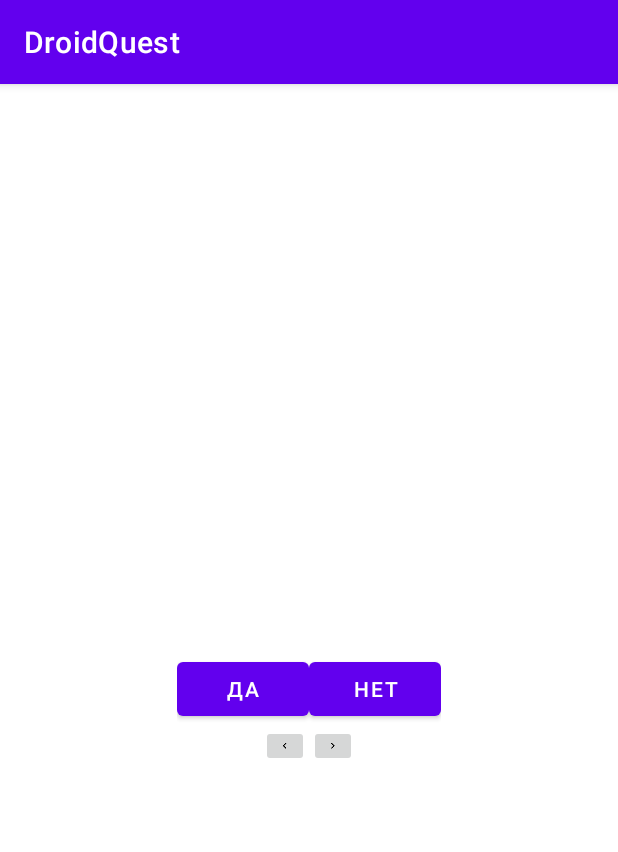
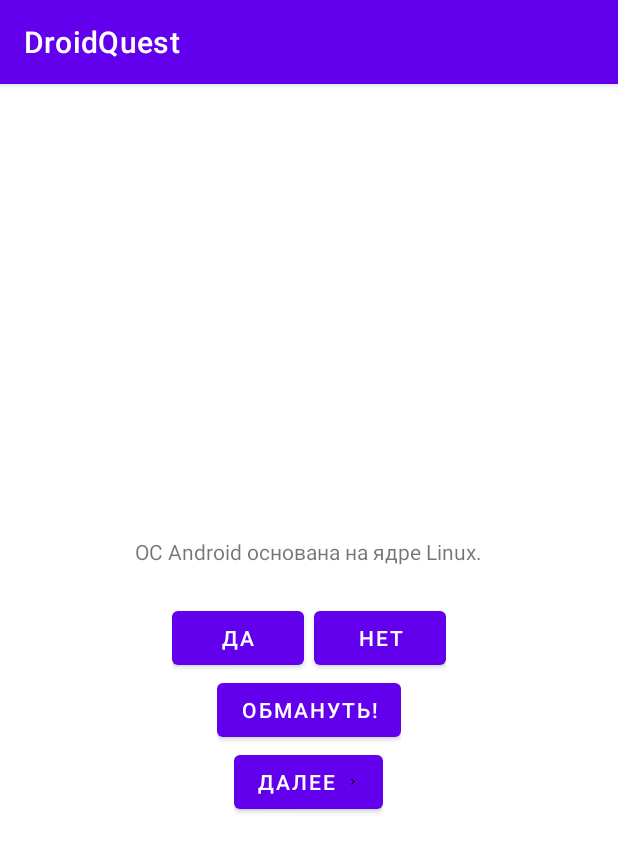
Before and after one commit to janebcreate/DroidQuest, an Android app: the screen it shows after launch (MainActivity), on a phone screen of 412 x 824 dp. Shown: the top 852 px of the screen. Run offline under Robolectric (Android 15) with nearby library versions, the phone set to English and light mode, and no system bars.

Commit message:
лр5 самостоятельное задание

```diff
--- a/app/src/main/AndroidManifest.xml
+++ b/app/src/main/AndroidManifest.xml
@@ -10,6 +10,9 @@
         android:supportsRtl="true"
         android:theme="@style/Theme.DroidQuest">
         <activity
+            android:name=".DeceitActivity"
+            android:exported="false" />
+        <activity
             android:name=".MainActivity"
             android:exported="true">
             <intent-filter>
--- a/app/src/main/java/budyakova/rsue/droidquest/MainActivity.kt
+++ b/app/src/main/java/budyakova/rsue/droidquest/MainActivity.kt
@@ -1,8 +1,10 @@
 package budyakova.rsue.droidquest
 
+import android.content.Intent
 import android.content.res.Configuration
 import androidx.appcompat.app.AppCompatActivity
 import android.os.Bundle
+import android.os.PersistableBundle
 import android.util.Log
 import android.widget.Button
 import android.widget.ImageButton
@@ -13,10 +15,12 @@ class MainActivity : AppCompatActivity() {
 
     companion object {
         private val TAG = "QuestActivity"
+        private val REQUEST_CODE_DECEIT = 0
     }
 
     private lateinit var mTrueButton: Button
     private lateinit var mFalseButton: Button
+    private lateinit var mDeceitButton: Button
     private lateinit var mPreviousButtonImage: ImageButton
     private lateinit var mNextButtonImage: ImageButton
     private lateinit var mNextButton: Button
@@ -28,16 +32,18 @@ class MainActivity : AppCompatActivity() {
         Question(R.string.question_res, true),
         Question(R.string.question_manifest, true),
         Question(R.string.question_activity, true),
+        Question(R.string.question_match, true),
         Question(R.string.question_find, true),
-        Question(R.string.question_match, true),
-        Question(R.string.question_toast, true),
-        Question(R.string.question_drawable, true)
+        Question(R.string.question_drawable, true),
+        Question(R.string.question_toast, true)
     )
     private var mCurrentIndex = 0
+    private var mIsDeceiter = false
 
     fun checkAnswer(userPressedTrue: Boolean) {
         val answerIsTrue = mQuestionBank[mCurrentIndex].answerTrue
-        val messageResId = if (userPressedTrue == answerIsTrue) {
+        val messageResId = if (mIsDeceiter) R.string.judgment_toast
+        else if (userPressedTrue == answerIsTrue) {
             R.string.correct_toast
         } else {
             R.string.incorrect_toast
@@ -50,6 +56,12 @@ class MainActivity : AppCompatActivity() {
         super.onCreate(savedInstanceState)
         setContentView(R.layout.activity_main)
         Log.d(TAG, "onCreate(Bundle) вызван")
+
+        if (savedInstanceState != null) {
+            mIsDeceiter = savedInstanceState.getBoolean("mIsDeceiter")
+            mCurrentIndex = savedInstanceState.getInt("mCurrentIndex")
+        }
+
         mQuestionTextView = findViewById(R.id.question_text_view)
         mTrueButton = findViewById(R.id.true_button)
         mTrueButton.setOnClickListener {
@@ -61,36 +73,53 @@ class MainActivity : AppCompatActivity() {
             checkAnswer(false)
         }
 
-        makeHandlersForNavigationButtons()
+        mNextButton = findViewById(R.id.next_button)
+        mNextButton.setOnClickListener {
+            if (mCurrentIndex + 1 < mQuestionBank.size) {
+                mCurrentIndex = (mCurrentIndex + 1) % mQuestionBank.size
+                mIsDeceiter = false
+                updateQuestion()
+            } else {
+                Toast.makeText(this, R.string.end, Toast.LENGTH_SHORT).show()
+            }
+        }
+
+        mDeceitButton = findViewById(R.id.deceit_button)
+        mDeceitButton.setOnClickListener {
+            val answerIsTrue = mQuestionBank[mCurrentIndex].answerTrue
+            val intent = DeceitActivity.newIntent(this, answerIsTrue)
+            startActivityForResult(intent, REQUEST_CODE_DECEIT)
+        }
+
+        updateQuestion()
     }
 
-    private fun makeHandlersForNavigationButtons() {
-        if (resources.configuration.orientation != Configuration.ORIENTATION_PORTRAIT) {
-            mNextButton = findViewById(R.id.next_button)
-            mNextButton.setOnClickListener {
-                mCurrentIndex = (mCurrentIndex + 1) % mQuestionBank.size
-                updateQuestion()
+    override fun onActivityResult(requestCode: Int, resultCode: Int, data: Intent?) {
+        super.onActivityResult(requestCode, resultCode, data)
+
+        if (resultCode != RESULT_OK) {
+            return;
+        }
+        if (requestCode == REQUEST_CODE_DECEIT) {
+            if (data == null) {
+                return;
             }
-
-            return
-        }
-
-        mPreviousButtonImage = findViewById(R.id.previous_button_image)
-        mPreviousButtonImage.setOnClickListener {
-            mCurrentIndex = (mCurrentIndex + 1) % mQuestionBank.size
-            updateQuestion()
-        }
-
-        mNextButtonImage = findViewById(R.id.next_button_image)
-        mNextButtonImage.setOnClickListener {
-            mCurrentIndex = (mCurrentIndex + 1) % mQuestionBank.size
-            updateQuestion()
+            mIsDeceiter = DeceitActivity.wasAnswerShown(result = data);
         }
     }
 
     private fun updateQuestion() {
         val question = mQuestionBank[mCurrentIndex].textResId
         mQuestionTextView.setText(question)
+    }
+
+    override fun onSaveInstanceState(outState: Bundle) {
+        outState.run {
+            putBoolean("mIsDeceiter", mIsDeceiter)
+            putInt("mCurrentIndex", mCurrentIndex)
+        }
+
+        super.onSaveInstanceState(outState)
     }
 
     override fun onStart() {
--- a/app/src/main/res/layout-land/activity_main.xml
+++ b/app/src/main/res/layout-land/activity_main.xml
@@ -23,6 +23,7 @@
             android:id="@+id/true_button"
             android:layout_width="wrap_content"
             android:layout_height="wrap_content"
+            android:layout_marginRight="10px"
             android:text="@string/true_button" />
         <Button
             android:id="@+id/false_button"
@@ -30,24 +31,13 @@
             android:layout_height="wrap_content"
             android:text="@string/false_button" />
     </LinearLayout>
-<!--    <LinearLayout
+    <Button
+        android:id="@+id/deceit_button"
         android:layout_width="wrap_content"
-        android:layout_height="wrap_content">
-        <ImageButton
-            android:id="@+id/previous_button"
-            android:layout_width="wrap_content"
-            android:layout_height="wrap_content"
-            android:src="@mipmap/baseline_keyboard_arrow_left_black_24dp"
-            android:contentDescription="Назад"
-            />
-        <ImageButton
-            android:id="@+id/next_button"
-            android:layout_width="wrap_content"
-            android:layout_height="wrap_content"
-            android:src="@mipmap/baseline_keyboard_arrow_right_black_24dp"
-            android:contentDescription="Далее"
-            />
-    </LinearLayout>-->
+        android:layout_height="wrap_content"
+        android:layout_gravity="bottom|center"
+        android:text="@string/deceit_button" />
+
     <Button
         android:id="@+id/next_button"
         android:layout_width="wrap_content"
--- a/app/src/main/res/layout/activity_main.xml
+++ b/app/src/main/res/layout/activity_main.xml
@@ -1,47 +1,54 @@
-<LinearLayout
-    xmlns:android="http://schemas.android.com/apk/res/android"
+<LinearLayout xmlns:android="http://schemas.android.com/apk/res/android"
     android:layout_width="match_parent"
     android:layout_height="match_parent"
     android:gravity="center"
-    android:orientation="vertical" >
+    android:orientation="vertical">
+
     <TextView
         android:id="@+id/question_text_view"
         android:layout_width="wrap_content"
         android:layout_height="wrap_content"
-        android:padding="24dp"
-        />
+        android:padding="24dp" />
+
     <LinearLayout
         android:layout_width="wrap_content"
         android:layout_height="wrap_content"
-        android:orientation="horizontal" >
+        android:orientation="horizontal">
+
         <Button
             android:id="@+id/true_button"
             android:layout_width="wrap_content"
             android:layout_height="wrap_content"
+            android:layout_marginRight="10px"
             android:text="@string/true_button" />
+
         <Button
             android:id="@+id/false_button"
             android:layout_width="wrap_content"
             android:layout_height="wrap_content"
             android:text="@string/false_button" />
     </LinearLayout>
+
     <LinearLayout
         android:layout_width="wrap_content"
         android:layout_height="wrap_content">
-        <ImageButton
-            android:id="@+id/previous_button_image"
+
+        <Button
+            android:id="@+id/deceit_button"
             android:layout_width="wrap_content"
             android:layout_height="wrap_content"
-            android:src="@mipmap/baseline_keyboard_arrow_left_black_24dp"
-            android:contentDescription="Назад"
-            />
-        <ImageButton
-            android:id="@+id/next_button_image"
+            android:text="@string/deceit_button" />
+    </LinearLayout>
+    <LinearLayout
+        android:layout_width="wrap_content"
+        android:layout_height="wrap_content">
+        <Button
+            android:id="@+id/next_button"
             android:layout_width="wrap_content"
             android:layout_height="wrap_content"
-            android:src="@mipmap/baseline_keyboard_arrow_right_black_24dp"
-            android:contentDescription="Далее"
-            />
+            android:layout_gravity="bottom|end"
+            android:drawableEnd="@mipmap/baseline_keyboard_arrow_right_black_24dp"
+            android:drawablePadding="4dp"
+            android:text="@string/next_button" />
     </LinearLayout>
-
 </LinearLayout>
--- a/app/src/main/res/values/strings.xml
+++ b/app/src/main/res/values/strings.xml
@@ -7,6 +7,7 @@
     <string name="previous_button_image">Назад</string>
     <string name="correct_toast">Верно!</string>
     <string name="incorrect_toast">Не верно!</string>
+    <string name="end">Конец!</string>
     <string name="menu_settings">Settings</string>
     <string name="question_android">OC Android основана на ядре Linux.</string>
     <string name="question_linear">Разметка LinearLayout позиционирует свои дочерние элементы в строки и столбцы.</string>
@@ -18,4 +19,9 @@
     <string name="question_match">Свойство match_parent растягивает элемент на всю ширину экрана</string>
     <string name="question_toast">Класс Toast отвечает за всплывающие подсказки</string>
     <string name="question_drawable">В папку drawable необходимо помещать изображения</string>
+    <string name="warning_text">Вы уверены, что хотите это сделать?</string>
+    <string name="show_answer_button">Показать ответ</string>
+    <string name="deceit_button">Обмануть!</string>
+    <string name="judgment_toast">Обманывать нельзя.</string>
+
 </resources>
```
